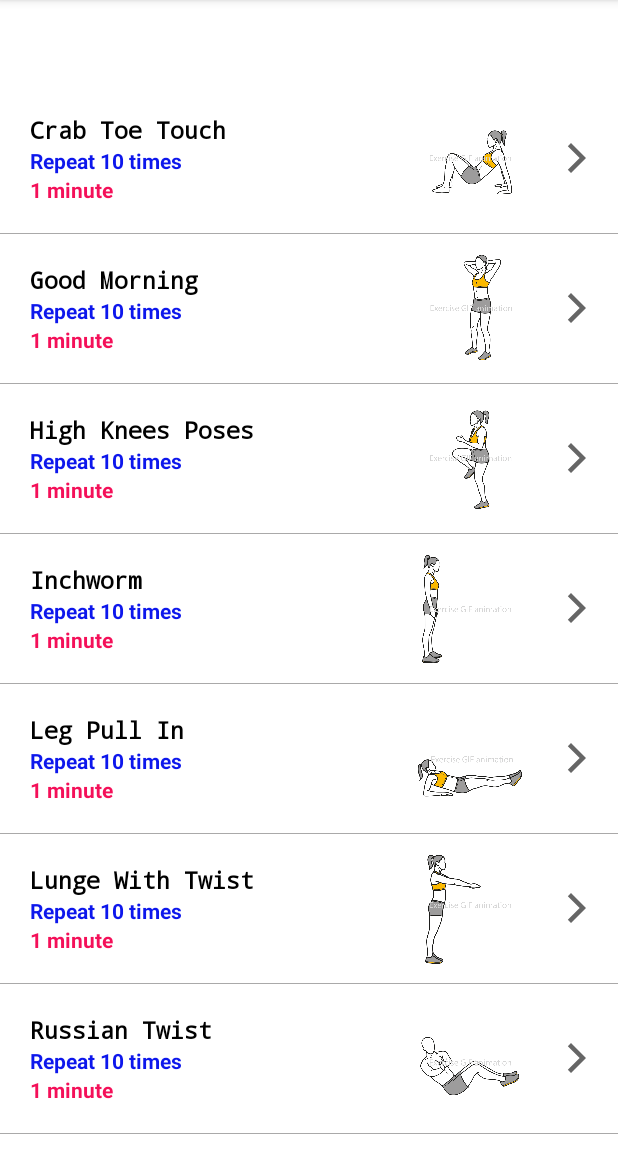
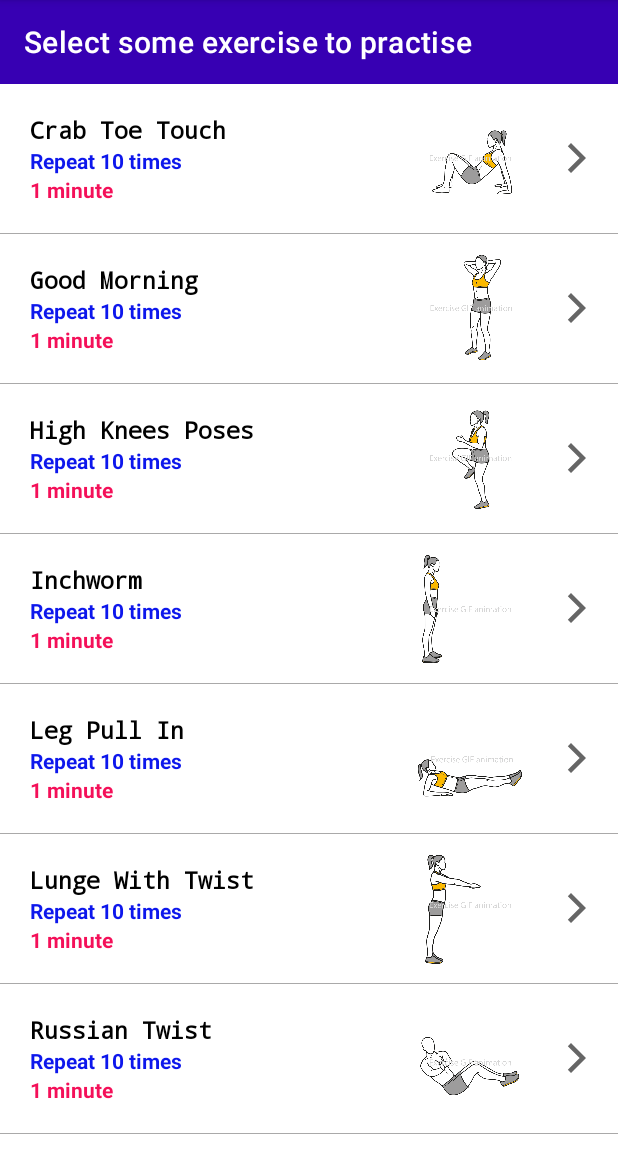
Before and after one commit to hosuiting/COMP3330Project, an Android app: the ExerciseSelectActivity screen opened directly, with no data from a screen before it, on a phone screen of 412 x 824 dp, the part 84-1236 px from its top. Run offline under Robolectric (Android 15) with nearby library versions, the phone set to English and light mode, and no system bars.

Commit message:
add hint

```diff
--- a/app/src/main/res/layout/activity_exercise_select.xml
+++ b/app/src/main/res/layout/activity_exercise_select.xml
@@ -8,9 +8,12 @@
     tools:context=".ExerciseSelectActivity">
     <androidx.appcompat.widget.Toolbar
         android:id="@+id/toolbar"
+        app:title="Select some exercise to practise"
+        android:background="@color/design_default_color_primary_dark"
         android:layout_width="match_parent"
         android:layout_height="?attr/actionBarSize"
         android:textAlignment="textEnd"
+        app:titleTextColor="#FFF"
         android:theme="@style/ThemeOverlay.AppCompat.Dark.ActionBar"
         />
     <LinearLayout
```
